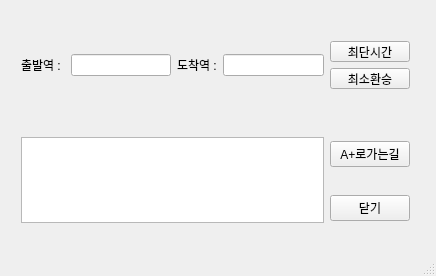
This is mainSubway/mainwindow.ui in dktkwhdk1/Subway-Application-Project as Qt 5 draws it before an edit. The edited form follows.
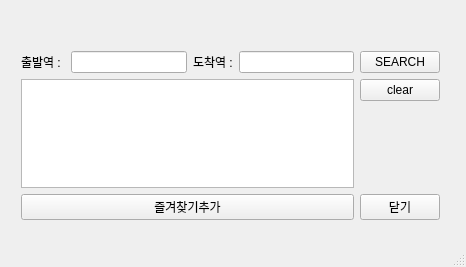
This is the edited form.

Patch:
```diff
--- a/mainSubway/mainwindow.ui
+++ b/mainSubway/mainwindow.ui
@@ -6,8 +6,8 @@
    <rect>
     <x>0</x>
     <y>0</y>
-    <width>436</width>
-    <height>276</height>
+    <width>466</width>
+    <height>267</height>
    </rect>
   </property>
   <property name="windowTitle">
@@ -20,60 +20,72 @@
    <string notr="true"/>
   </property>
   <widget class="QWidget" name="centralWidget">
-   <widget class="QWidget" name="layoutWidget">
+   <widget class="QWidget" name="">
     <property name="geometry">
      <rect>
       <x>10</x>
-      <y>110</y>
-      <width>411</width>
-      <height>141</height>
+      <y>40</y>
+      <width>441</width>
+      <height>191</height>
      </rect>
     </property>
-    <layout class="QGridLayout" name="gridLayout">
-     <item row="0" column="0" rowspan="2">
-      <widget class="QTextBrowser" name="textBrowser"/>
-     </item>
-     <item row="1" column="1">
+    <layout class="QGridLayout" name="gridLayout_2">
+     <item row="4" column="1">
       <widget class="QPushButton" name="pushButton_2">
        <property name="text">
         <string>닫기</string>
        </property>
       </widget>
      </item>
+     <item row="1" column="1">
+      <widget class="QPushButton" name="search1">
+       <property name="text">
+        <string>clear</string>
+       </property>
+      </widget>
+     </item>
+     <item row="0" column="0" colspan="2">
+      <layout class="QGridLayout" name="gridLayout">
+       <item row="0" column="3">
+        <widget class="QLineEdit" name="lineEdit_2">
+         <property name="enabled">
+          <bool>true</bool>
+         </property>
+         <property name="sizePolicy">
+          <sizepolicy hsizetype="Expanding" vsizetype="Maximum">
+           <horstretch>0</horstretch>
+           <verstretch>0</verstretch>
+          </sizepolicy>
+         </property>
+         <property name="styleSheet">
+          <string notr="true"/>
+         </property>
+         <property name="text">
+          <string/>
+         </property>
+        </widget>
+       </item>
      <item row="0" column="1">
-      <widget class="QPushButton" name="pushButton">
-       <property name="text">
-        <string>A+로가는길</string>
-       </property>
-      </widget>
-     </item>
-    </layout>
-   </widget>
-   <widget class="QWidget" name="layoutWidget">
-    <property name="geometry">
-     <rect>
-      <x>10</x>
-      <y>30</y>
-      <width>411</width>
-      <height>70</height>
-     </rect>
-    </property>
-    <layout class="QGridLayout" name="gridLayout_2">
-     <item row="0" column="4">
-      <widget class="QPushButton" name="search1_2">
-       <property name="text">
-        <string>최단시간</string>
-       </property>
-      </widget>
-     </item>
-     <item row="0" column="1" rowspan="2">
       <widget class="QLineEdit" name="lineEdit">
        <property name="text">
         <string/>
        </property>
       </widget>
      </item>
-     <item row="0" column="0" rowspan="2">
+       <item row="0" column="2">
+        <widget class="QLabel" name="label_2">
+         <property name="styleSheet">
+          <string notr="true">font: 13pt &quot;Ubuntu&quot;;</string>
+         </property>
+         <property name="text">
+          <string>도착역 :</string>
+         </property>
+         <property name="buddy">
+          <cstring>lineEdit_2</cstring>
+         </property>
+        </widget>
+       </item>
+       <item row="0" column="0">
       <widget class="QLabel" name="label">
        <property name="styleSheet">
         <string notr="true">font: 14pt &quot;Ubuntu&quot;;
@@ -87,33 +99,28 @@
        </property>
       </widget>
      </item>
-     <item row="0" column="2" rowspan="2">
-      <widget class="QLabel" name="label_2">
-       <property name="styleSheet">
-        <string notr="true">font: 13pt &quot;Ubuntu&quot;;</string>
+       <item row="0" column="4">
+        <widget class="QPushButton" name="pushButton">
+         <property name="sizePolicy">
+          <sizepolicy hsizetype="Minimum" vsizetype="Maximum">
+           <horstretch>0</horstretch>
+           <verstretch>0</verstretch>
+          </sizepolicy>
        </property>
        <property name="text">
-        <string>도착역 :</string>
-       </property>
-       <property name="buddy">
-        <cstring>lineEdit_2</cstring>
-       </property>
-      </widget>
-     </item>
-     <item row="0" column="3" rowspan="2">
-      <widget class="QLineEdit" name="lineEdit_2">
-       <property name="styleSheet">
-        <string notr="true"/>
-       </property>
-       <property name="text">
-        <string/>
-       </property>
-      </widget>
+          <string>SEARCH</string>
+         </property>
+        </widget>
+       </item>
+      </layout>
      </item>
-     <item row="1" column="4">
-      <widget class="QPushButton" name="search1">
+     <item row="1" column="0" rowspan="3">
+      <widget class="QTextBrowser" name="textBrowser"/>
+     </item>
+     <item row="4" column="0">
+      <widget class="QPushButton" name="pushButton_3">
        <property name="text">
-        <string>최소환승</string>
+        <string>즐겨찾기추가</string>
        </property>
       </widget>
      </item>
```
Left out of the diff: 5 changed lines with no effect on the pictures. Lines whose indentation alone changed are shown as unchanged.
